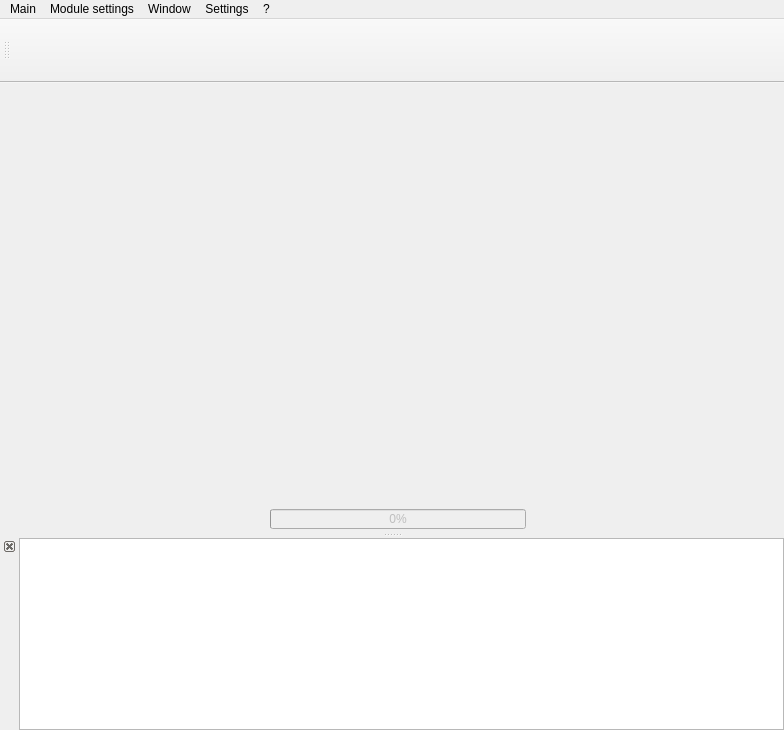
This is main.ui in pgollor/pyGUI as Qt 5 draws it before an edit. The edited form follows.
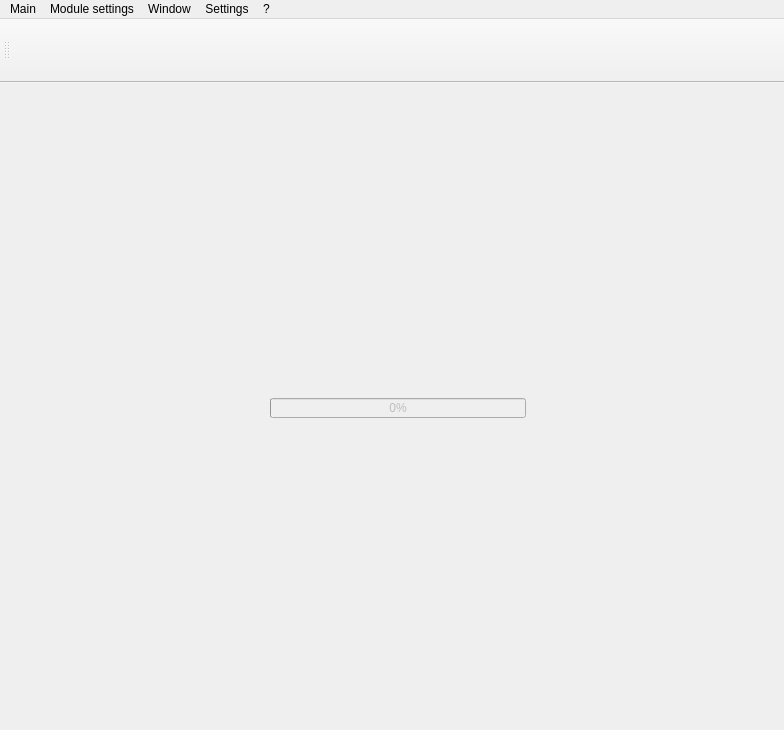
This is the edited form. Custom widgets are drawn as their Qt base class.

Commit message: * Use dock widgets insteat of mdiArea. For other changes see changelog.

Patch:
```diff
--- a/main.ui
+++ b/main.ui
@@ -33,7 +33,7 @@
     <property name="verticalSpacing">
      <number>2</number>
     </property>
-    <item row="1" column="1">
+    <item row="0" column="1">
      <widget class="QWidget" name="widgetProgressBar" native="true">
       <property name="minimumSize">
        <size>
@@ -127,19 +127,6 @@
       </layout>
      </widget>
     </item>
-    <item row="0" column="1">
-     <spacer name="verticalSpacer">
-      <property name="orientation">
-       <enum>Qt::Vertical</enum>
-      </property>
-      <property name="sizeHint" stdset="0">
-       <size>
-        <width>0</width>
-        <height>40</height>
-       </size>
-      </property>
-     </spacer>
-    </item>
    </layout>
   </widget>
   <widget class="QMenuBar" name="menubarMain">
@@ -221,39 +208,6 @@
     <bool>false</bool>
    </attribute>
   </widget>
-  <widget class="QtLoggerDockWidget" name="dockWidgetLogger">
-   <property name="minimumSize">
-    <size>
-     <width>95</width>
-     <height>100</height>
-    </size>
-   </property>
-   <property name="toolTip">
-    <string>&lt;html&gt;&lt;head/&gt;&lt;body&gt;&lt;p&gt;&lt;br/&gt;&lt;/p&gt;&lt;/body&gt;&lt;/html&gt;</string>
-   </property>
-   <property name="floating">
-    <bool>false</bool>
-   </property>
-   <property name="features">
-    <set>QDockWidget::DockWidgetClosable|QDockWidget::DockWidgetMovable|QDockWidget::DockWidgetVerticalTitleBar</set>
-   </property>
-   <attribute name="dockWidgetArea">
-    <number>8</number>
-   </attribute>
-   <widget class="QWidget" name="dockWidgetLoggerContents">
-    <layout class="QGridLayout" name="gridLayout">
-     <property name="margin">
-      <number>0</number>
-     </property>
-     <property name="spacing">
-      <number>0</number>
-     </property>
-     <item row="0" column="0">
-      <widget class="QtLoggerListWidget" name="listWidgetConsole"/>
-     </item>
-    </layout>
-   </widget>
-  </widget>
   <action name="actionClose">
    <property name="text">
     <string>Close</string>
@@ -347,17 +301,6 @@
    <extends>QProgressBar</extends>
    <header location="global">globalProgressBar.h</header>
   </customwidget>
-  <customwidget>
-   <class>QtLoggerListWidget</class>
-   <extends>QListWidget</extends>
-   <header location="global">guiLogger.h</header>
-  </customwidget>
-  <customwidget>
-   <class>QtLoggerDockWidget</class>
-   <extends>QDockWidget</extends>
-   <header location="global">guiLogger.h</header>
-   <container>1</container>
-  </customwidget>
   <customwidget>
    <class>menuToolBar</class>
    <extends>QToolBar</extends>
```
Left out of the diff: 27 changed lines with no effect on the pictures. The commit also changes 32 other files.
